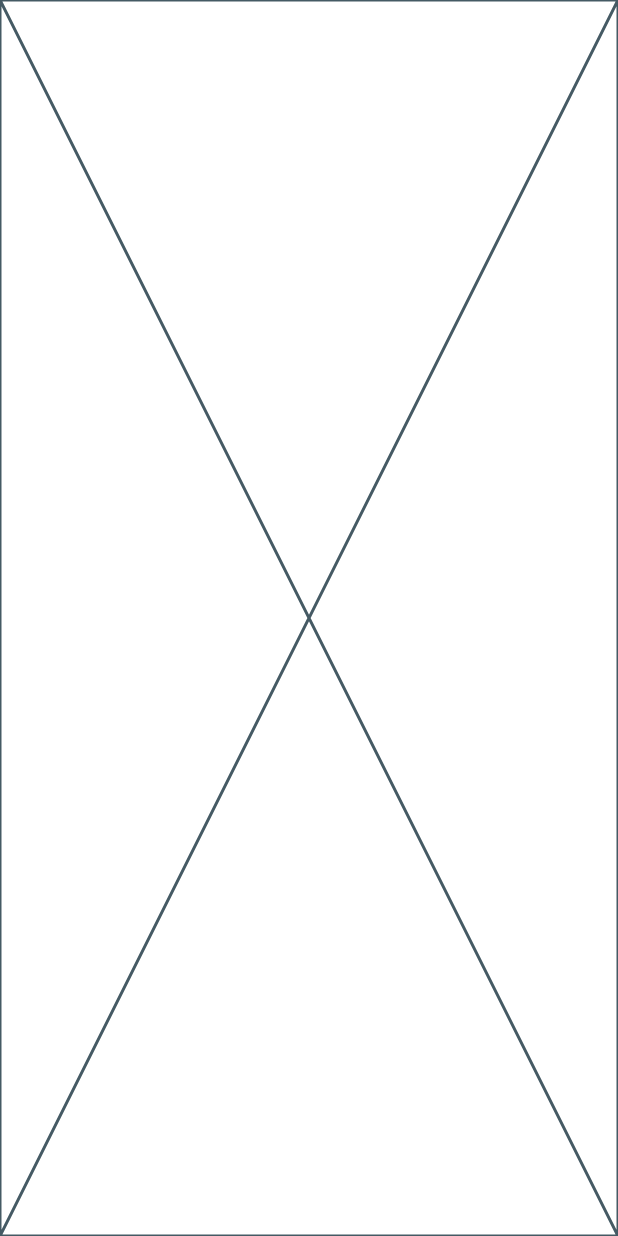
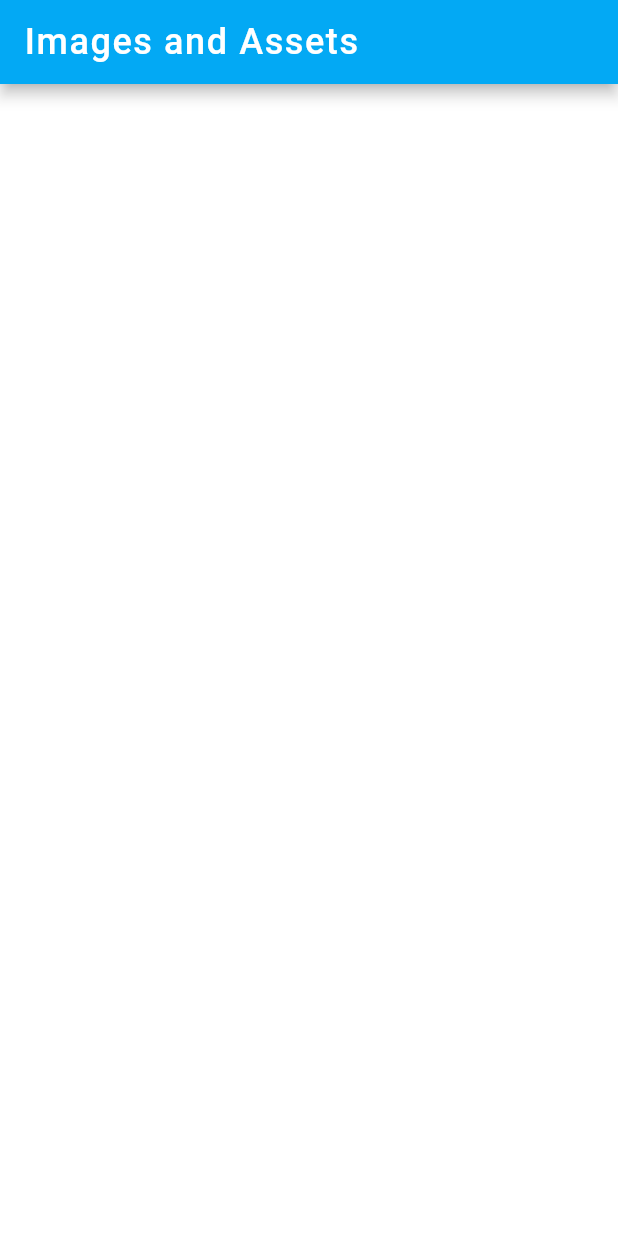
Before and after one commit to ulut0002/ulut0002-MAD9135-Assignment-3, a Flutter app: the screen it shows after launch, on a phone screen of 412 x 824 dp. Run offline on Flutter 3.47's test engine with Material 2 defaults, Android fonts, the phone set to English and light mode, and no system bars.

Commit message:
Add Scaffold and title

```diff
--- /dev/null
+++ b/lib/homepage.dart
@@ -0,0 +1,22 @@
+import 'package:flutter/material.dart';
+
+class HomePage extends StatelessWidget {
+  const HomePage({super.key});
+
+  @override
+  Widget build(BuildContext context) {
+    return Scaffold(
+      appBar: AppBar(
+        title: const Text(
+          "Images and Assets",
+          style: TextStyle(
+            color: Colors.white,
+            fontSize: 24,
+            letterSpacing: 1.05,
+          ),
+        ),
+      ),
+      body: Center(),
+    );
+  }
+}
--- a/lib/main.dart
+++ b/lib/main.dart
@@ -1,4 +1,5 @@
 import 'package:flutter/material.dart';
+import 'package:flutter1/homepage.dart';
 
 void main() {
   runApp(const MyApp());
@@ -9,6 +10,13 @@ class MyApp extends StatelessWidget {
 
   @override
   Widget build(BuildContext context) {
-    return const Placeholder();
+    return MaterialApp(
+      theme: ThemeData.from(
+        colorScheme: ColorScheme.fromSwatch(
+          primarySwatch: Colors.lightBlue,
+        ),
+      ),
+      home: const HomePage(),
+    );
   }
 }
```
